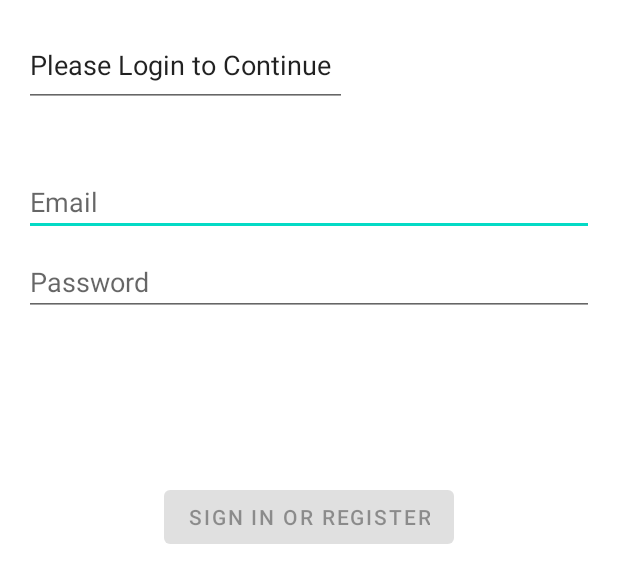
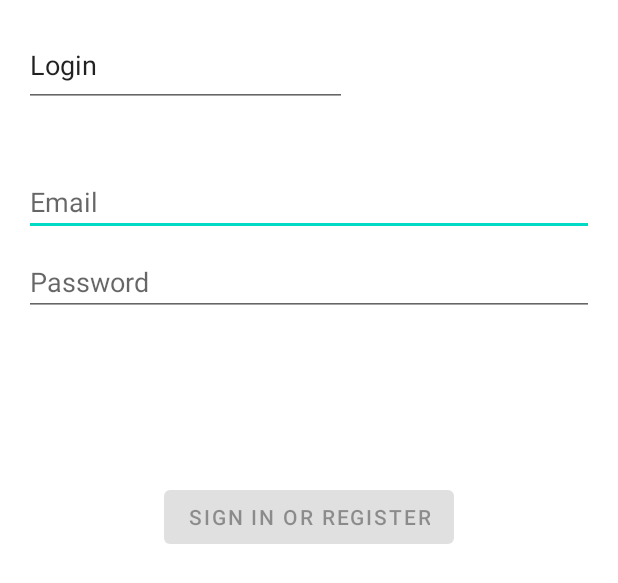
Before and after one commit to manikamkamkam/WashMate, an Android app: the layout activity_login.xml on its own in the app's theme, with its tools: preview values and no code run, on a phone screen of 412 x 824 dp. Shown: the top 583 px of the screen. Run offline under Robolectric (Android 15) with nearby library versions, the phone set to English and light mode, and no system bars.

Commit message:
Added mainscreens

```diff
--- a/app/build.gradle
+++ b/app/build.gradle
@@ -38,6 +38,9 @@ dependencies {
     implementation 'androidx.constraintlayout:constraintlayout:2.0.4'
     implementation 'androidx.lifecycle:lifecycle-livedata-ktx:2.3.1'
     implementation 'androidx.lifecycle:lifecycle-viewmodel-ktx:2.3.1'
+    implementation 'androidx.navigation:navigation-fragment:2.3.5'
+    implementation 'androidx.navigation:navigation-ui:2.3.5'
+    implementation 'androidx.legacy:legacy-support-v4:1.0.0'
     testImplementation 'junit:junit:4.+'
     androidTestImplementation 'androidx.test.ext:junit:1.1.2'
     androidTestImplementation 'androidx.test.espresso:espresso-core:3.3.0'
--- a/app/src/main/AndroidManifest.xml
+++ b/app/src/main/AndroidManifest.xml
@@ -10,7 +10,7 @@
         android:supportsRtl="true"
         android:theme="@style/Theme.WashMateLogin">
         <activity
-            android:name=".ui.login.LoginActivity"
+            android:name=".ui.main.Home"
             android:exported="true"
             android:label="@string/app_name">
             <intent-filter>
--- a/app/src/main/res/layout-w1240dp/activity_login.xml
+++ /dev/null
@@ -1,69 +0,0 @@
-<?xml version="1.0" encoding="utf-8"?>
-<androidx.constraintlayout.widget.ConstraintLayout xmlns:android="http://schemas.android.com/apk/res/android"
-    xmlns:app="http://schemas.android.com/apk/res-auto"
-    xmlns:tools="http://schemas.android.com/tools"
-    android:id="@+id/container"
-    android:layout_width="match_parent"
-    android:layout_height="match_parent"
-    android:paddingLeft="@dimen/activity_horizontal_margin"
-    android:paddingTop="@dimen/activity_vertical_margin"
-    android:paddingRight="@dimen/activity_horizontal_margin"
-    android:paddingBottom="@dimen/activity_vertical_margin"
-    tools:context=".ui.login.LoginActivity">
-
-    <EditText
-        android:id="@+id/username"
-        android:layout_width="0dp"
-        android:layout_height="wrap_content"
-        android:layout_marginTop="96dp"
-        android:hint="@string/prompt_email"
-        android:inputType="textEmailAddress"
-        android:selectAllOnFocus="true"
-        app:layout_constraintEnd_toEndOf="parent"
-        app:layout_constraintStart_toStartOf="parent"
-        app:layout_constraintTop_toTopOf="parent" />
-
-    <EditText
-        android:id="@+id/password"
-        android:layout_width="0dp"
-        android:layout_height="wrap_content"
-        android:layout_marginTop="8dp"
-        android:hint="@string/prompt_password"
-        android:imeActionLabel="@string/action_sign_in_short"
-        android:imeOptions="actionDone"
-        android:inputType="textPassword"
-        android:selectAllOnFocus="true"
-        app:layout_constraintEnd_toEndOf="parent"
-        app:layout_constraintStart_toStartOf="parent"
-        app:layout_constraintTop_toBottomOf="@+id/username" />
-
-    <Button
-        android:id="@+id/login"
-        android:layout_width="wrap_content"
-        android:layout_height="wrap_content"
-        android:layout_gravity="start"
-        android:layout_marginTop="16dp"
-        android:layout_marginBottom="64dp"
-        android:enabled="false"
-        android:text="@string/action_sign_in"
-        app:layout_constraintBottom_toBottomOf="parent"
-        app:layout_constraintEnd_toEndOf="parent"
-        app:layout_constraintStart_toStartOf="parent"
-        app:layout_constraintTop_toBottomOf="@+id/password"
-        app:layout_constraintVertical_bias="0.2" />
-
-    <ProgressBar
-        android:id="@+id/loading"
-        android:layout_width="wrap_content"
-        android:layout_height="wrap_content"
-        android:layout_gravity="center"
-        android:layout_marginTop="64dp"
-        android:layout_marginBottom="64dp"
-        android:visibility="gone"
-        app:layout_constraintBottom_toBottomOf="parent"
-        app:layout_constraintEnd_toEndOf="@+id/password"
-        app:layout_constraintStart_toStartOf="@+id/password"
-        app:layout_constraintTop_toTopOf="parent"
-        app:layout_constraintVertical_bias="0.3" />
-
-</androidx.constraintlayout.widget.ConstraintLayout>
--- a/app/src/main/res/layout-w936dp/activity_login.xml
+++ /dev/null
@@ -1,76 +0,0 @@
-<?xml version="1.0" encoding="utf-8"?>
-<androidx.constraintlayout.widget.ConstraintLayout xmlns:android="http://schemas.android.com/apk/res/android"
-    xmlns:app="http://schemas.android.com/apk/res-auto"
-    xmlns:tools="http://schemas.android.com/tools"
-    android:id="@+id/container"
-    android:layout_width="match_parent"
-    android:layout_height="match_parent"
-    android:paddingLeft="@dimen/activity_horizontal_margin"
-    android:paddingTop="@dimen/activity_vertical_margin"
-    android:paddingRight="@dimen/activity_horizontal_margin"
-    android:paddingBottom="@dimen/activity_vertical_margin"
-    tools:context=".ui.login.LoginActivity">
-
-    <androidx.constraintlayout.widget.ConstraintLayout
-        android:layout_width="840dp"
-        android:layout_height="match_parent"
-        app:layout_constraintEnd_toEndOf="parent"
-        app:layout_constraintStart_toStartOf="parent">
-
-        <EditText
-            android:id="@+id/username"
-            android:layout_width="0dp"
-            android:layout_height="wrap_content"
-            android:layout_marginTop="96dp"
-            android:hint="@string/prompt_email"
-            android:inputType="textEmailAddress"
-            android:selectAllOnFocus="true"
-            app:layout_constraintEnd_toEndOf="parent"
-            app:layout_constraintStart_toStartOf="parent"
-            app:layout_constraintTop_toTopOf="parent" />
-
-        <EditText
-            android:id="@+id/password"
-            android:layout_width="0dp"
-            android:layout_height="wrap_content"
-            android:layout_marginTop="8dp"
-            android:hint="@string/prompt_password"
-            android:imeActionLabel="@string/action_sign_in_short"
-            android:imeOptions="actionDone"
-            android:inputType="textPassword"
-            android:selectAllOnFocus="true"
-            app:layout_constraintEnd_toEndOf="parent"
-            app:layout_constraintStart_toStartOf="parent"
-            app:layout_constraintTop_toBottomOf="@+id/username" />
-
-        <Button
-            android:id="@+id/login"
-            android:layout_width="wrap_content"
-            android:layout_height="wrap_content"
-            android:layout_gravity="start"
-            android:layout_marginTop="16dp"
-            android:layout_marginBottom="64dp"
-            android:enabled="false"
-            android:text="@string/action_sign_in"
-            app:layout_constraintBottom_toBottomOf="parent"
-            app:layout_constraintEnd_toEndOf="parent"
-            app:layout_constraintStart_toStartOf="parent"
-            app:layout_constraintTop_toBottomOf="@+id/password"
-            app:layout_constraintVertical_bias="0.2" />
-
-        <ProgressBar
-            android:id="@+id/loading"
-            android:layout_width="wrap_content"
-            android:layout_height="wrap_content"
-            android:layout_gravity="center"
-            android:layout_marginTop="64dp"
-            android:layout_marginBottom="64dp"
-            android:visibility="gone"
-            app:layout_constraintBottom_toBottomOf="parent"
-            app:layout_constraintEnd_toEndOf="@+id/password"
-            app:layout_constraintStart_toStartOf="@+id/password"
-            app:layout_constraintTop_toTopOf="parent"
-            app:layout_constraintVertical_bias="0.3" />
-
-    </androidx.constraintlayout.widget.ConstraintLayout>
-</androidx.constraintlayout.widget.ConstraintLayout>
--- a/app/src/main/res/layout/activity_login.xml
+++ b/app/src/main/res/layout/activity_login.xml
@@ -72,7 +72,7 @@
         android:layout_height="55dp"
         android:ems="10"
         android:inputType="textPersonName"
-        android:text="Please Login to Continue"
+        android:text="Login"
         android:textAppearance="@style/TextAppearance.AppCompat.Medium"
         tools:layout_editor_absoluteX="16dp"
         tools:layout_editor_absoluteY="16dp" />
--- a/app/src/main/res/values/strings.xml
+++ b/app/src/main/res/values/strings.xml
@@ -9,4 +9,6 @@
     <string name="invalid_username">Not a valid username</string>
     <string name="invalid_password">Password must be >5 characters</string>
     <string name="login_failed">"Login failed"</string>
+    <!-- TODO: Remove or change this placeholder text -->
+    <string name="hello_blank_fragment">Hello blank fragment</string>
 </resources>
```
Also changed, not shown: app/src/main/java/com/example/WashMate/ui/main/Appointment.java (added, +65 -0 lines), app/src/main/java/com/example/WashMate/ui/main/Home.java (added, +65 -0 lines), app/src/main/java/com/example/WashMate/ui/main/Profile.java (added, +65 -0 lines), app/src/main/res/drawable/Home.xml (added, +10 -0 lines), app/src/main/res/drawable/Profile.xml (added, +10 -0 lines), app/src/main/res/drawable/appointment.xml (added, +13 -0 lines), app/src/main/res/layout/activity_homepage.xml (added, +15 -0 lines), app/src/main/res/layout/fragment_appointment.xml (added, +14 -0 lines), app/src/main/res/layout/fragment_home.xml (added, +14 -0 lines), app/src/main/res/layout/fragment_profile.xml (added, +14 -0 lines), app/src/main/res/menu/bottom_menu.xml (added, +7 -0 lines), app/src/main/res/navigation/main_nav.xml (added, +23 -0 lines).
